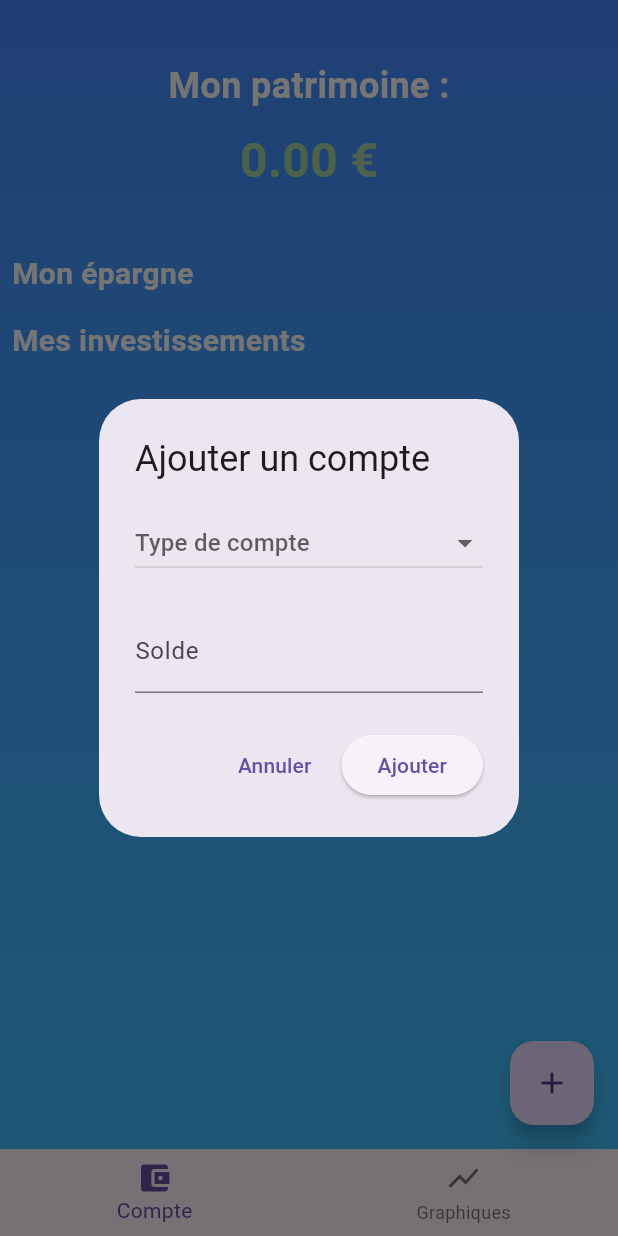
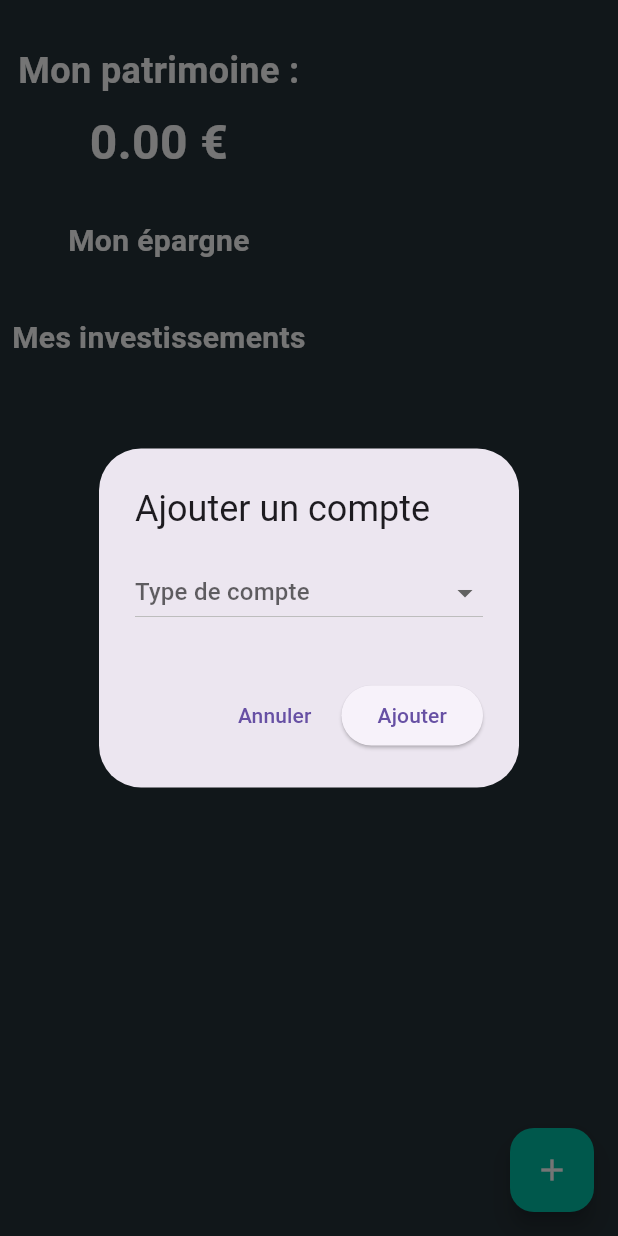
Before and after one commit to Lucasherfort/Bankfolio, a Flutter app: the screen it shows after launch, after a tap on the "add" icon, on a phone screen of 412 x 824 dp. Run offline on Flutter 3.47's test engine with Material 3 defaults, Android fonts, the phone set to English and light mode, and no system bars.

Commit message:
pas trop mal

```diff
--- a/lib/models/account.dart
+++ b/lib/models/account.dart
@@ -1,9 +1,11 @@
-enum AccountType { Epargne, Investissement }
+import 'asset.dart';
+
+enum AccountType { Epargne, Investissement, PEA }
 
 enum SavingsType { LivretA, LDDS }
 
 class Account {
-  String name; // pour Investissements
+  String name;
   double balance;
   AccountType type;
 
@@ -11,11 +13,15 @@ class Account {
   double? interests;
   SavingsType? savingsType;
 
+  // Pour le PEA : liste des actifs
+  List<Asset>? assets;
+
   Account({
     required this.name,
     required this.balance,
     required this.type,
     this.interests,
     this.savingsType,
+    this.assets,
   });
 }
--- /dev/null
+++ b/lib/models/asset.dart
@@ -0,0 +1,17 @@
+enum AssetType { Action, ETF }
+
+class Asset {
+  String name;
+  AssetType type;
+  double quantity;
+  double pru; // Prix de revient unitaire
+
+  Asset({
+    required this.name,
+    required this.type,
+    required this.quantity,
+    required this.pru,
+  });
+
+  double get totalValue => quantity * pru;
+}
--- a/lib/pages/home.dart
+++ b/lib/pages/home.dart
@@ -2,6 +2,7 @@ import 'package:flutter/material.dart';
 import '../models/account.dart';
 import '../widgets/account_list_section.dart';
 import '../widgets/add_account_dialog.dart';
+import 'pea_page.dart';
 
 class HomePage extends StatefulWidget {
   const HomePage({super.key});
@@ -11,38 +12,25 @@ class HomePage extends StatefulWidget {
 }
 
 class _HomePageState extends State<HomePage> {
-  int _selectedIndex = 0;
   List<Account> accounts = [];
 
   @override
   Widget build(BuildContext context) {
-    // Séparer les comptes par type
-    List<Account> savingsAccounts =
+    double totalBalance = accounts.fold(0, (sum, a) => sum + a.balance);
+
+    final epargneAccounts =
     accounts.where((a) => a.type == AccountType.Epargne).toList();
-    List<Account> investmentAccounts =
-    accounts.where((a) => a.type == AccountType.Investissement).toList();
+    final investmentAccounts =
+    accounts.where((a) => a.type == AccountType.Investissement || a.type == AccountType.PEA).toList();
 
-    double totalSavings = savingsAccounts.fold(
-        0, (sum, account) => sum + account.balance + (account.interests ?? 0));
-    double totalInvestments =
-    investmentAccounts.fold(0, (sum, account) => sum + account.balance);
-
-    final List<Widget> _pages = [
-      // Écran "Compte"
-      Container(
-        decoration: const BoxDecoration(
-          gradient: LinearGradient(
-            colors: [Colors.blueAccent, Colors.lightBlueAccent],
-            begin: Alignment.topCenter,
-            end: Alignment.bottomCenter,
-          ),
-        ),
-        child: ListView(
-          padding: const EdgeInsets.symmetric(vertical: 40),
+    return Scaffold(
+      backgroundColor: Colors.blueGrey.shade900,
+      body: SafeArea(
+        child: Column(
           children: [
-            // Patrimoine total
-            Center(
-              child: Column(
+            const SizedBox(height: 30),
+            // HEADER
+            Column(
               children: [
                 const Text(
                   'Mon patrimoine :',
@@ -51,90 +39,79 @@ class _HomePageState extends State<HomePage> {
                       fontWeight: FontWeight.bold,
                       color: Colors.white),
                 ),
-                  const SizedBox(height: 10),
+                const SizedBox(height: 8),
                 Text(
-                    '${(totalSavings + totalInvestments).toStringAsFixed(2)} €',
-                    style: TextStyle(
+                  '${totalBalance.toStringAsFixed(2)} €',
+                  style: const TextStyle(
                       fontSize: 32,
                       fontWeight: FontWeight.bold,
-                        color: Colors.green[200]),
+                      color: Colors.white),
                 ),
               ],
             ),
-            ),
-            const SizedBox(height: 30),
+            const SizedBox(height: 20),
 
-            // Section Mon épargne
+            // CONTENU
+            Expanded(
+              child: SingleChildScrollView(
+                child: Column(
+                  children: [
+                    // ÉPARGNE
                     AccountListSection(
                       title: 'Mon épargne',
-              accounts: savingsAccounts,
+                      accounts: epargneAccounts,
                       onEdit: _editAccount,
                       onDelete: _deleteAccount,
                     ),
+                    const SizedBox(height: 20),
 
-            // Section Mes investissements
+                    // INVESTISSEMENTS
                     AccountListSection(
                       title: 'Mes investissements',
                       accounts: investmentAccounts,
-              onEdit: _editAccount,
+                      onEdit: (account) {
+                        if (account.type == AccountType.PEA) {
+                          Navigator.push(
+                            context,
+                            MaterialPageRoute(
+                              builder: (context) => PeaPage(account: account),
+                            ),
+                          ).then((_) => setState(() {}));
+                        } else {
+                          _editAccount(account);
+                        }
+                      },
                       onDelete: _deleteAccount,
                     ),
                   ],
                 ),
               ),
-
-      // Écran Graphiques
-      Container(
-        decoration: const BoxDecoration(
-          gradient: LinearGradient(
-            colors: [Colors.purpleAccent, Colors.deepPurpleAccent],
-            begin: Alignment.topCenter,
-            end: Alignment.bottomCenter,
+            ),
+          ],
         ),
       ),
-        child: const Center(
-          child: Text(
-            'Graphiques à venir...',
-            style: TextStyle(
-                fontSize: 24, fontWeight: FontWeight.bold, color: Colors.white),
+
+      // BOUTON AJOUTER
+      floatingActionButton: FloatingActionButton(
+        onPressed: _addAccount,
+        backgroundColor: Colors.tealAccent.shade700,
+        child: const Icon(Icons.add, color: Colors.white),
       ),
-        ),
-      ),
-    ];
-
-    return Scaffold(
-      body: SafeArea(
-        child: IndexedStack(
-          index: _selectedIndex,
-          children: _pages,
-        ),
-      ),
-      bottomNavigationBar: BottomNavigationBar(
-        currentIndex: _selectedIndex,
-        onTap: (index) => setState(() => _selectedIndex = index),
-        items: const [
-          BottomNavigationBarItem(
-              icon: Icon(Icons.account_balance_wallet), label: 'Compte'),
-          BottomNavigationBarItem(icon: Icon(Icons.show_chart), label: 'Graphiques'),
-        ],
-      ),
-      floatingActionButton: _selectedIndex == 0
-          ? FloatingActionButton(
-        onPressed: () => _addAccount(),
-        child: const Icon(Icons.add),
-      )
-          : null,
     );
   }
 
+  // AJOUTER UN COMPTE
   void _addAccount() {
     showDialog(
       context: context,
       builder: (context) {
         return AddAccountDialog(
-          existingAccounts: accounts, // <-- ici
+          existingAccounts: accounts,
           onAdd: (account) {
             setState(() {
+              if (account.type == AccountType.PEA && account.assets == null) {
+                account.assets = [];
+              }
               accounts.add(account);
             });
           },
@@ -143,48 +120,69 @@ class _HomePageState extends State<HomePage> {
     );
   }
 
+  // MODIFIER UN COMPTE
   void _editAccount(Account account) {
+    if (account.type == AccountType.Investissement && account.name == 'PEA') {
+      // Ouvrir la page PEA
+      Navigator.push(
+        context,
+        MaterialPageRoute(
+          builder: (context) => PeaPage(account: account),
+        ),
+      ).then((_) => setState(() {})); // rafraîchir HomePage après modifications
+    } else {
+      // Modifier épargne
       showDialog(
         context: context,
         builder: (context) {
           return AddAccountDialog(
-          account: account,
-          existingAccounts: accounts, // <-- ici aussi
+            existingAccounts: accounts,
             onAdd: (updatedAccount) {
               setState(() {
                 account.name = updatedAccount.name;
                 account.balance = updatedAccount.balance;
+                account.type = updatedAccount.type;
                 account.interests = updatedAccount.interests;
-              account.type = updatedAccount.type;
                 account.savingsType = updatedAccount.savingsType;
+                account.assets = updatedAccount.assets ?? account.assets;
               });
             },
           );
         },
       );
     }
+  }
 
+  // SUPPRIMER UN COMPTE
   void _deleteAccount(Account account) {
     showDialog(
       context: context,
-      builder: (context) {
-        return AlertDialog(
-          title: const Text('Supprimer le compte'),
-          content: Text('Voulez-vous vraiment supprimer "${account.name}" ?'),
+      builder: (context) => AlertDialog(
+        backgroundColor: Colors.blueGrey.shade800,
+        title: const Text('Supprimer le compte', style: TextStyle(color: Colors.white)),
+        content: Text(
+          'Voulez-vous vraiment supprimer "${account.name}" ?',
+          style: const TextStyle(color: Colors.white70),
+        ),
         actions: [
           TextButton(
             onPressed: () => Navigator.pop(context),
-                child: const Text('Annuler')),
+            child: const Text('Annuler', style: TextStyle(color: Colors.tealAccent)),
+          ),
           ElevatedButton(
+            style: ElevatedButton.styleFrom(
+              backgroundColor: Colors.redAccent,
+            ),
             onPressed: () {
-                setState(() => accounts.remove(account));
+              setState(() {
+                accounts.remove(account);
+              });
               Navigator.pop(context);
             },
             child: const Text('Supprimer'),
           ),
         ],
-        );
-      },
+      ),
     );
   }
 }
--- a/lib/widgets/add_account_dialog.dart
+++ b/lib/widgets/add_account_dialog.dart
@@ -1,15 +1,14 @@
 import 'package:flutter/material.dart';
 import '../models/account.dart';
+import '../models/asset.dart';
 
 class AddAccountDialog extends StatefulWidget {
   final Function(Account) onAdd;
-  final Account? account;
   final List<Account> existingAccounts;
 
   const AddAccountDialog({
     super.key,
     required this.onAdd,
-    this.account,
     required this.existingAccounts,
   });
 
@@ -18,70 +17,54 @@ class AddAccountDialog extends StatefulWidget {
 }
 
 class _AddAccountDialogState extends State<AddAccountDialog> {
-  late String name;
-  late String balance;
-  late String interests;
   AccountType? selectedType;
   SavingsType? selectedSavingsType;
-
-  @override
-  void initState() {
-    super.initState();
-    if (widget.account != null) {
-      selectedType = widget.account!.type;
-      name = widget.account!.name;
-      balance = widget.account!.balance.toString();
-      interests = widget.account!.interests?.toString() ?? '';
-      selectedSavingsType = widget.account!.savingsType;
-    } else {
-      selectedType = null;
-      name = '';
-      balance = '';
-      interests = '';
-      selectedSavingsType = null;
-    }
-  }
+  String balance = '';
+  String interests = '';
 
   @override
   Widget build(BuildContext context) {
-    return StatefulBuilder(
-      builder: (context, setStateDialog) {
     return AlertDialog(
-          title: Text(widget.account != null ? 'Modifier le compte' : 'Ajouter un compte'),
-          content: Column(
+      title: const Text('Ajouter un compte'),
+      content: SingleChildScrollView(
+        child: Column(
           mainAxisSize: MainAxisSize.min,
           children: [
-              // Choix du type de compte
+            // Choix type général
             DropdownButton<AccountType>(
               value: selectedType,
               hint: const Text('Type de compte'),
               isExpanded: true,
-                items: AccountType.values.map((type) {
-                  return DropdownMenuItem(
-                    value: type,
-                    child: Text(type == AccountType.Epargne ? 'Épargne' : 'Investissement'),
-                  );
-                }).toList(),
+              items: const [
+                DropdownMenuItem(
+                  value: AccountType.Epargne,
+                  child: Text('Épargne'),
+                ),
+                DropdownMenuItem(
+                  value: AccountType.Investissement,
+                  child: Text('Investissement (PEA)'),
+                ),
+              ],
               onChanged: (value) {
-                  setStateDialog(() {
+                setState(() {
                   selectedType = value;
                   selectedSavingsType = null;
+                  balance = '';
+                  interests = '';
                 });
               },
             ),
+
             const SizedBox(height: 10),
 
-              // Si Épargne → choisir Livret A ou LDDS
+            // Si Épargne → Livret A ou LDDS
             if (selectedType == AccountType.Epargne)
               DropdownButton<SavingsType>(
                 value: selectedSavingsType,
-                  hint: const Text('Choisir le type d’épargne'),
+                hint: const Text('Type d’épargne'),
                 isExpanded: true,
                 items: SavingsType.values.map((type) {
-                    // Désactiver si déjà existant
-                    bool disabled = widget.existingAccounts.any((a) =>
-                    a.savingsType == type &&
-                        a != widget.account); // ignore current account
+                  bool disabled = widget.existingAccounts.any((a) => a.savingsType == type);
                   return DropdownMenuItem(
                     value: disabled ? null : type,
                     enabled: !disabled,
@@ -91,35 +74,26 @@ class _AddAccountDialogState extends State<AddAccountDialog> {
                     ),
                   );
                 }).toList(),
-                  onChanged: (value) {
-                    setStateDialog(() => selectedSavingsType = value);
-                  },
+                onChanged: (value) => setState(() => selectedSavingsType = value),
               ),
 
-              // Si Investissement → saisir le nom
-              if (selectedType == AccountType.Investissement)
-                TextField(
-                  decoration: const InputDecoration(labelText: 'Nom du compte'),
-                  controller: TextEditingController(text: name),
-                  onChanged: (value) => name = value,
-                ),
-
-              const SizedBox(height: 10),
+            // Solde pour épargne
+            if (selectedType == AccountType.Epargne)
               TextField(
                 decoration: const InputDecoration(labelText: 'Solde'),
                 keyboardType: TextInputType.numberWithOptions(decimal: true),
-                controller: TextEditingController(text: balance),
                 onChanged: (value) => balance = value,
               ),
 
+            // Intérêts pour épargne
             if (selectedType == AccountType.Epargne)
               TextField(
-                  decoration: const InputDecoration(labelText: 'Intérêts en cours'),
+                decoration: const InputDecoration(labelText: 'Intérêts'),
                 keyboardType: TextInputType.numberWithOptions(decimal: true),
-                  controller: TextEditingController(text: interests),
                 onChanged: (value) => interests = value,
               ),
           ],
+        ),
       ),
       actions: [
         TextButton(
@@ -129,45 +103,46 @@ class _AddAccountDialogState extends State<AddAccountDialog> {
           onPressed: () {
             if (selectedType == null) return;
 
-                // Vérifications
-                double parsedBalance = double.parse(balance.replaceAll(',', '.'));
-                double? parsedInterests = selectedType == AccountType.Epargne
-                    ? double.tryParse(interests.replaceAll(',', '.')) ?? 0
-                    : null;
+            if (selectedType == AccountType.Epargne) {
+              if (selectedSavingsType == null) return;
+
+              double parsedBalance = double.tryParse(balance.replaceAll(',', '.')) ?? 0;
+              double parsedInterests = double.tryParse(interests.replaceAll(',', '.')) ?? 0;
 
               // Plafonds
-                if (selectedType == AccountType.Epargne) {
-                  if (selectedSavingsType == SavingsType.LivretA &&
-                      parsedBalance > 22950) {
-                    ScaffoldMessenger.of(context).showSnackBar(const SnackBar(
-                        content: Text('Le Livret A ne peut dépasser 22 950€')));
+              if (selectedSavingsType == SavingsType.LivretA && parsedBalance > 22950) {
+                ScaffoldMessenger.of(context).showSnackBar(
+                    const SnackBar(content: Text('Le Livret A ne peut dépasser 22 950€')));
                 return;
               }
-                  if (selectedSavingsType == SavingsType.LDDS &&
-                      parsedBalance > 12000) {
-                    ScaffoldMessenger.of(context).showSnackBar(const SnackBar(
-                        content: Text('Le LDDS ne peut dépasser 12 000€')));
+              if (selectedSavingsType == SavingsType.LDDS && parsedBalance > 12000) {
+                ScaffoldMessenger.of(context).showSnackBar(
+                    const SnackBar(content: Text('Le LDDS ne peut dépasser 12 000€')));
                 return;
               }
-                }
 
-                // Ajouter le compte
               widget.onAdd(Account(
-                  name: selectedType == AccountType.Epargne
-                      ? (selectedSavingsType == SavingsType.LivretA ? 'Livret A' : 'LDDS')
-                      : name,
+                name: selectedSavingsType == SavingsType.LivretA ? 'Livret A' : 'LDDS',
                 balance: parsedBalance,
-                  type: selectedType!,
+                type: AccountType.Epargne,
                 interests: parsedInterests,
                 savingsType: selectedSavingsType,
               ));
+            } else if (selectedType == AccountType.Investissement) {
+              // Création PEA simple
+              widget.onAdd(Account(
+                name: 'PEA',
+                balance: 0,
+                type: AccountType.Investissement,
+                assets: [],
+              ));
+            }
+
             Navigator.pop(context);
           },
-              child: Text(widget.account != null ? 'Enregistrer' : 'Ajouter'),
+          child: const Text('Ajouter'),
         ),
       ],
     );
-      },
-    );
   }
 }
```
Also changed, not shown: lib/pages/pea_page.dart (added, +239 -0 lines). Lines whose indentation alone changed are shown as unchanged.
